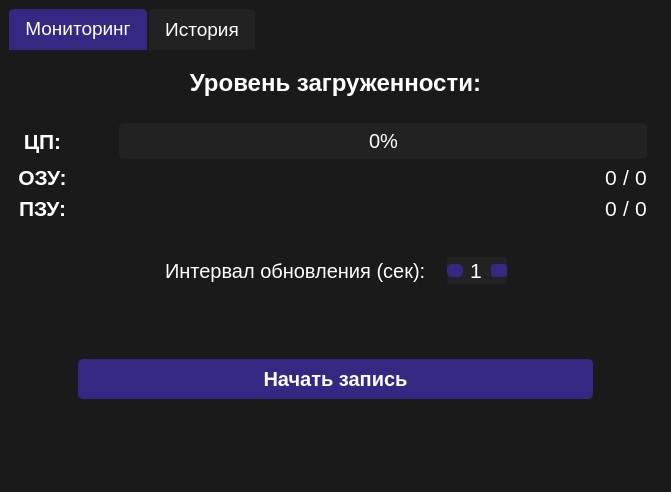
First picture: the form in src/UI/design.ui, repository Nu-nik-kak-nik/Avtomotiv_test, before the edit.
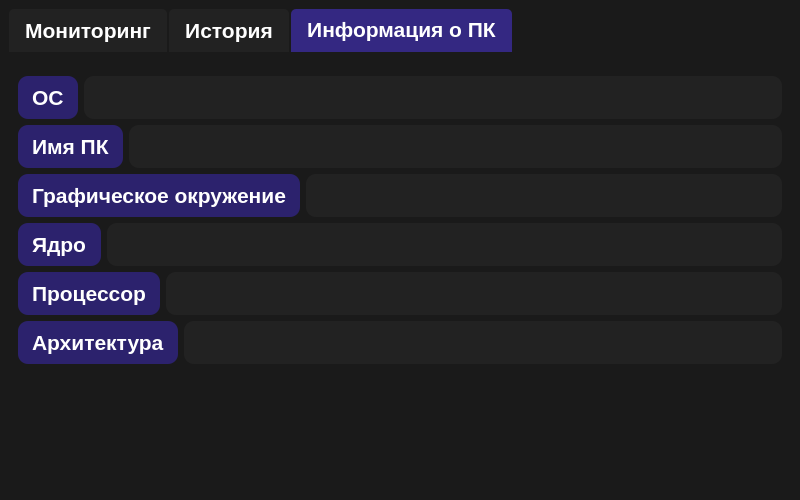
Second picture: the form after the edit. The open tabs and pages were chosen to show the change.

```diff
--- a/src/UI/design.ui
+++ b/src/UI/design.ui
@@ -6,10 +6,16 @@
    <rect>
     <x>0</x>
     <y>0</y>
-    <width>671</width>
-    <height>492</height>
+    <width>800</width>
+    <height>500</height>
    </rect>
   </property>
+  <property name="minimumSize">
+   <size>
+    <width>600</width>
+    <height>390</height>
+   </size>
+  </property>
   <property name="maximumSize">
    <size>
     <width>16777215</width>
@@ -71,7 +77,6 @@
     border-radius: 5px;
     padding: 8px 16px;
     border: none;
-    font-weight: bold;
 }
 
 /* Стилизация кнопок при наведении */
@@ -237,7 +242,8 @@
       <property name="font">
        <font>
         <family>Arial</family>
-        <pointsize>14</pointsize>
+        <pointsize>16</pointsize>
+        <bold>true</bold>
        </font>
       </property>
       <property name="currentIndex">
@@ -248,6 +254,22 @@
         <string>Мониторинг</string>
        </attribute>
        <layout class="QGridLayout" name="gridLayout">
+        <item row="3" column="1">
+         <spacer name="horizontalSpacer_5">
+          <property name="orientation">
+           <enum>Qt::Orientation::Horizontal</enum>
+          </property>
+          <property name="sizeType">
+           <enum>QSizePolicy::Policy::Minimum</enum>
+          </property>
+          <property name="sizeHint" stdset="0">
+           <size>
+            <width>40</width>
+            <height>20</height>
+           </size>
+          </property>
+         </spacer>
+        </item>
         <item row="3" column="0">
          <widget class="QLabel" name="labe_CPU">
           <property name="font">
@@ -265,54 +287,11 @@
            <string>ЦП:</string>
           </property>
           <property name="alignment">
-           <set>Qt::AlignmentFlag::AlignCenter</set>
+           <set>Qt::AlignmentFlag::AlignLeading|Qt::AlignmentFlag::AlignLeft|Qt::AlignmentFlag::AlignVCenter</set>
           </property>
          </widget>
         </item>
-        <item row="4" column="2">
-         <spacer name="horizontalSpacer">
-          <property name="orientation">
-           <enum>Qt::Orientation::Horizontal</enum>
-          </property>
-          <property name="sizeType">
-           <enum>QSizePolicy::Policy::MinimumExpanding</enum>
-          </property>
-          <property name="sizeHint" stdset="0">
-           <size>
-            <width>40</width>
-            <height>20</height>
-           </size>
-          </property>
-         </spacer>
-        </item>
-        <item row="4" column="0">
-         <widget class="QLabel" name="label_RAM">
-          <property name="sizePolicy">
-           <sizepolicy hsizetype="Preferred" vsizetype="Preferred">
-            <horstretch>0</horstretch>
-            <verstretch>0</verstretch>
-           </sizepolicy>
-          </property>
-          <property name="font">
-           <font>
-            <family>Arial</family>
-            <pointsize>16</pointsize>
-            <italic>false</italic>
-            <bold>true</bold>
-           </font>
-          </property>
-          <property name="toolTip">
-           <string>ОЗУ сводно/всего</string>
-          </property>
-          <property name="text">
-           <string>ОЗУ:</string>
-          </property>
-          <property name="alignment">
-           <set>Qt::AlignmentFlag::AlignCenter</set>
-          </property>
-         </widget>
-        </item>
-        <item row="10" column="0" colspan="5">
+        <item row="13" column="0" colspan="5">
          <layout class="QHBoxLayout" name="horizontalLayout">
           <item>
            <spacer name="horizontalSpacer_3">
@@ -320,11 +299,11 @@
              <enum>Qt::Orientation::Horizontal</enum>
             </property>
             <property name="sizeType">
-             <enum>QSizePolicy::Policy::Minimum</enum>
+             <enum>QSizePolicy::Policy::Expanding</enum>
             </property>
             <property name="sizeHint" stdset="0">
              <size>
-              <width>60</width>
+              <width>40</width>
               <height>20</height>
              </size>
             </property>
@@ -333,23 +312,23 @@
           <item>
            <widget class="QPushButton" name="pushButton_play">
             <property name="sizePolicy">
-             <sizepolicy hsizetype="Minimum" vsizetype="Minimum">
+             <sizepolicy hsizetype="Expanding" vsizetype="Fixed">
               <horstretch>0</horstretch>
               <verstretch>0</verstretch>
              </sizepolicy>
             </property>
             <property name="minimumSize">
              <size>
-              <width>0</width>
-              <height>38</height>
+              <width>50</width>
+              <height>45</height>
              </size>
             </property>
             <property name="font">
              <font>
               <family>Arial</family>
-              <pointsize>15</pointsize>
+              <pointsize>16</pointsize>
               <italic>false</italic>
-              <bold>true</bold>
+              <bold>false</bold>
              </font>
             </property>
             <property name="text">
@@ -363,11 +342,11 @@
              <enum>Qt::Orientation::Horizontal</enum>
             </property>
             <property name="sizeType">
-             <enum>QSizePolicy::Policy::Minimum</enum>
+             <enum>QSizePolicy::Policy::Expanding</enum>
             </property>
             <property name="sizeHint" stdset="0">
              <size>
-              <width>60</width>
+              <width>40</width>
               <height>20</height>
              </size>
             </property>
@@ -375,8 +354,56 @@
           </item>
          </layout>
         </item>
-        <item row="0" column="0">
-         <spacer name="verticalSpacer_2">
+        <item row="4" column="0">
+         <widget class="QLabel" name="labe_GPU">
+          <property name="font">
+           <font>
+            <family>Arial</family>
+            <pointsize>16</pointsize>
+            <italic>false</italic>
+            <bold>true</bold>
+           </font>
+          </property>
+          <property name="toolTip">
+           <string>Нагрузка на ЦП в %</string>
+          </property>
+          <property name="text">
+           <string>Видеокарта:</string>
+          </property>
+          <property name="alignment">
+           <set>Qt::AlignmentFlag::AlignLeading|Qt::AlignmentFlag::AlignLeft|Qt::AlignmentFlag::AlignVCenter</set>
+          </property>
+         </widget>
+        </item>
+        <item row="6" column="0">
+         <widget class="QLabel" name="label_RAM">
+          <property name="sizePolicy">
+           <sizepolicy hsizetype="Preferred" vsizetype="Preferred">
+            <horstretch>0</horstretch>
+            <verstretch>0</verstretch>
+           </sizepolicy>
+          </property>
+          <property name="font">
+           <font>
+            <family>Arial</family>
+            <pointsize>16</pointsize>
+            <italic>false</italic>
+            <bold>true</bold>
+           </font>
+          </property>
+          <property name="toolTip">
+           <string>ОЗУ сводно/всего</string>
+          </property>
+          <property name="text">
+           <string>ОЗУ:</string>
+          </property>
+          <property name="alignment">
+           <set>Qt::AlignmentFlag::AlignLeading|Qt::AlignmentFlag::AlignLeft|Qt::AlignmentFlag::AlignVCenter</set>
+          </property>
+         </widget>
+        </item>
+        <item row="12" column="0">
+         <spacer name="verticalSpacer_7">
           <property name="orientation">
            <enum>Qt::Orientation::Vertical</enum>
           </property>
@@ -386,7 +413,155 @@
           <property name="sizeHint" stdset="0">
            <size>
             <width>20</width>
-            <height>10</height>
+            <height>40</height>
+           </size>
+          </property>
+         </spacer>
+        </item>
+        <item row="15" column="0" colspan="5">
+         <widget class="QLabel" name="label_time">
+          <property name="sizePolicy">
+           <sizepolicy hsizetype="Preferred" vsizetype="Expanding">
+            <horstretch>0</horstretch>
+            <verstretch>0</verstretch>
+           </sizepolicy>
+          </property>
+          <property name="font">
+           <font>
+            <family>Arial</family>
+            <pointsize>15</pointsize>
+            <italic>false</italic>
+           </font>
+          </property>
+          <property name="text">
+           <string/>
+          </property>
+          <property name="alignment">
+           <set>Qt::AlignmentFlag::AlignCenter</set>
+          </property>
+         </widget>
+        </item>
+        <item row="8" column="2">
+         <spacer name="horizontalSpacer_2">
+          <property name="orientation">
+           <enum>Qt::Orientation::Horizontal</enum>
+          </property>
+          <property name="sizeType">
+           <enum>QSizePolicy::Policy::MinimumExpanding</enum>
+          </property>
+          <property name="sizeHint" stdset="0">
+           <size>
+            <width>40</width>
+            <height>20</height>
+           </size>
+          </property>
+         </spacer>
+        </item>
+        <item row="8" column="3">
+         <layout class="QHBoxLayout" name="horizontalLayout_ROM">
+          <property name="spacing">
+           <number>0</number>
+          </property>
+          <property name="sizeConstraint">
+           <enum>QLayout::SizeConstraint::SetMaximumSize</enum>
+          </property>
+          <item>
+           <widget class="QLabel" name="label_ROM_free">
+            <property name="sizePolicy">
+             <sizepolicy hsizetype="Maximum" vsizetype="Maximum">
+              <horstretch>0</horstretch>
+              <verstretch>0</verstretch>
+             </sizepolicy>
+            </property>
+            <property name="font">
+             <font>
+              <family>Arial</family>
+              <pointsize>16</pointsize>
+              <italic>false</italic>
+              <bold>false</bold>
+             </font>
+            </property>
+            <property name="cursor">
+             <cursorShape>IBeamCursor</cursorShape>
+            </property>
+            <property name="toolTip">
+             <string>Свободно</string>
+            </property>
+            <property name="text">
+             <string>0</string>
+            </property>
+            <property name="alignment">
+             <set>Qt::AlignmentFlag::AlignCenter</set>
+            </property>
+           </widget>
+          </item>
+          <item>
+           <widget class="QLabel" name="label_2">
+            <property name="sizePolicy">
+             <sizepolicy hsizetype="Maximum" vsizetype="Preferred">
+              <horstretch>0</horstretch>
+              <verstretch>0</verstretch>
+             </sizepolicy>
+            </property>
+            <property name="font">
+             <font>
+              <family>Arial</family>
+              <pointsize>16</pointsize>
+              <italic>false</italic>
+             </font>
+            </property>
+            <property name="text">
+             <string> / </string>
+            </property>
+            <property name="alignment">
+             <set>Qt::AlignmentFlag::AlignCenter</set>
+            </property>
+           </widget>
+          </item>
+          <item>
+           <widget class="QLabel" name="label_ROM_all">
+            <property name="sizePolicy">
+             <sizepolicy hsizetype="Maximum" vsizetype="Maximum">
+              <horstretch>0</horstretch>
+              <verstretch>0</verstretch>
+             </sizepolicy>
+            </property>
+            <property name="font">
+             <font>
+              <family>Arial</family>
+              <pointsize>16</pointsize>
+              <italic>false</italic>
+              <bold>false</bold>
+             </font>
+            </property>
+            <property name="cursor">
+             <cursorShape>IBeamCursor</cursorShape>
+            </property>
+            <property name="toolTip">
+             <string>Всего</string>
+            </property>
+            <property name="text">
+             <string>0</string>
+            </property>
+            <property name="alignment">
+             <set>Qt::AlignmentFlag::AlignCenter</set>
+            </property>
+           </widget>
+          </item>
+         </layout>
+        </item>
+        <item row="7" column="0">
+         <spacer name="verticalSpacer_6">
+          <property name="orientation">
+           <enum>Qt::Orientation::Vertical</enum>
+          </property>
+          <property name="sizeType">
+           <enum>QSizePolicy::Policy::Maximum</enum>
+          </property>
+          <property name="sizeHint" stdset="0">
+           <size>
+            <width>20</width>
+            <height>5</height>
            </size>
           </property>
          </spacer>
@@ -420,23 +595,183 @@
           </property>
          </widget>
         </item>
-        <item row="3" column="1">
-         <spacer name="horizontalSpacer_5">
+        <item row="4" column="2" colspan="2">
+         <widget class="QProgressBar" name="progressBar_GPU">
+          <property name="sizePolicy">
+           <sizepolicy hsizetype="Expanding" vsizetype="Fixed">
+            <horstretch>0</horstretch>
+            <verstretch>0</verstretch>
+           </sizepolicy>
+          </property>
+          <property name="minimumSize">
+           <size>
+            <width>0</width>
+            <height>36</height>
+           </size>
+          </property>
+          <property name="font">
+           <font>
+            <family>Arial</family>
+            <pointsize>15</pointsize>
+            <italic>false</italic>
+           </font>
+          </property>
+          <property name="cursor">
+           <cursorShape>IBeamCursor</cursorShape>
+          </property>
+          <property name="value">
+           <number>0</number>
+          </property>
+         </widget>
+        </item>
+        <item row="1" column="0" colspan="5">
+         <layout class="QHBoxLayout" name="horizontalLayout_3">
+          <item>
+           <widget class="QLabel" name="label_load">
+            <property name="font">
+             <font>
+              <family>Arial</family>
+              <pointsize>18</pointsize>
+              <italic>false</italic>
+              <bold>true</bold>
+              <underline>false</underline>
+              <strikeout>false</strikeout>
+             </font>
+            </property>
+            <property name="text">
+             <string>Уровень загруженности:</string>
+            </property>
+            <property name="alignment">
+             <set>Qt::AlignmentFlag::AlignCenter</set>
+            </property>
+           </widget>
+          </item>
+         </layout>
+        </item>
+        <item row="8" column="0">
+         <widget class="QLabel" name="label_ROM">
+          <property name="sizePolicy">
+           <sizepolicy hsizetype="Preferred" vsizetype="Preferred">
+            <horstretch>0</horstretch>
+            <verstretch>0</verstretch>
+           </sizepolicy>
+          </property>
+          <property name="font">
+           <font>
+            <family>Arial</family>
+            <pointsize>16</pointsize>
+            <italic>false</italic>
+            <bold>true</bold>
+           </font>
+          </property>
+          <property name="toolTip">
+           <string>ПЗУ сводно/всего</string>
+          </property>
+          <property name="text">
+           <string>ПЗУ:</string>
+          </property>
+          <property name="alignment">
+           <set>Qt::AlignmentFlag::AlignLeading|Qt::AlignmentFlag::AlignLeft|Qt::AlignmentFlag::AlignVCenter</set>
+          </property>
+         </widget>
+        </item>
+        <item row="14" column="0">
+         <spacer name="verticalSpacer_10">
           <property name="orientation">
-           <enum>Qt::Orientation::Horizontal</enum>
+           <enum>Qt::Orientation::Vertical</enum>
           </property>
           <property name="sizeType">
            <enum>QSizePolicy::Policy::Maximum</enum>
           </property>
           <property name="sizeHint" stdset="0">
            <size>
+            <width>20</width>
+            <height>20</height>
+           </size>
+          </property>
+         </spacer>
+        </item>
+        <item row="5" column="0">
+         <spacer name="verticalSpacer_8">
+          <property name="orientation">
+           <enum>Qt::Orientation::Vertical</enum>
+          </property>
+          <property name="sizeType">
+           <enum>QSizePolicy::Policy::Minimum</enum>
+          </property>
+          <property name="sizeHint" stdset="0">
+           <size>
+            <width>20</width>
+            <height>10</height>
+           </size>
+          </property>
+         </spacer>
+        </item>
+        <item row="0" column="0">
+         <spacer name="verticalSpacer_2">
+          <property name="orientation">
+           <enum>Qt::Orientation::Vertical</enum>
+          </property>
+          <property name="sizeType">
+           <enum>QSizePolicy::Policy::Minimum</enum>
+          </property>
+          <property name="sizeHint" stdset="0">
+           <size>
+            <width>20</width>
+            <height>15</height>
+           </size>
+          </property>
+         </spacer>
+        </item>
+        <item row="6" column="2">
+         <spacer name="horizontalSpacer">
+          <property name="orientation">
+           <enum>Qt::Orientation::Horizontal</enum>
+          </property>
+          <property name="sizeType">
+           <enum>QSizePolicy::Policy::MinimumExpanding</enum>
+          </property>
+          <property name="sizeHint" stdset="0">
+           <size>
             <width>40</width>
             <height>20</height>
            </size>
           </property>
          </spacer>
         </item>
-        <item row="8" column="0" colspan="5">
+        <item row="4" column="1">
+         <spacer name="horizontalSpacer_8">
+          <property name="orientation">
+           <enum>Qt::Orientation::Horizontal</enum>
+          </property>
+          <property name="sizeType">
+           <enum>QSizePolicy::Policy::Minimum</enum>
+          </property>
+          <property name="sizeHint" stdset="0">
+           <size>
+            <width>40</width>
+            <height>20</height>
+           </size>
+          </property>
+         </spacer>
+        </item>
+        <item row="2" column="0">
+         <spacer name="verticalSpacer_3">
+          <property name="orientation">
+           <enum>Qt::Orientation::Vertical</enum>
+          </property>
+          <property name="sizeType">
+           <enum>QSizePolicy::Policy::Maximum</enum>
+          </property>
+          <property name="sizeHint" stdset="0">
+           <size>
+            <width>20</width>
+            <height>20</height>
+           </size>
+          </property>
+         </spacer>
+        </item>
+        <item row="11" column="0" colspan="5">
          <layout class="QHBoxLayout" name="horizontalLayout_4">
           <item>
            <spacer name="horizontalSpacer_6">
@@ -529,7 +864,7 @@
           </item>
          </layout>
         </item>
-        <item row="7" column="0">
+        <item row="10" column="0">
          <spacer name="verticalSpacer">
           <property name="orientation">
            <enum>Qt::Orientation::Vertical</enum>
@@ -540,132 +875,12 @@
           <property name="sizeHint" stdset="0">
            <size>
             <width>20</width>
-            <height>30</height>
+            <height>50</height>
            </size>
           </property>
          </spacer>
         </item>
-        <item row="5" column="0">
-         <widget class="QLabel" name="label_ROM">
-          <property name="sizePolicy">
-           <sizepolicy hsizetype="Preferred" vsizetype="Preferred">
-            <horstretch>0</horstretch>
-            <verstretch>0</verstretch>
-           </sizepolicy>
-          </property>
-          <property name="font">
-           <font>
-            <family>Arial</family>
-            <pointsize>16</pointsize>
-            <italic>false</italic>
-            <bold>true</bold>
-           </font>
-          </property>
-          <property name="toolTip">
-           <string>ПЗУ сводно/всего</string>
-          </property>
-          <property name="text">
-           <string>ПЗУ:</string>
-          </property>
-          <property name="alignment">
-           <set>Qt::AlignmentFlag::AlignCenter</set>
-          </property>
-         </widget>
-        </item>
-        <item row="5" column="3">
-         <layout class="QHBoxLayout" name="horizontalLayout_ROM">
-          <property name="spacing">
-           <number>0</number>
-          </property>
-          <property name="sizeConstraint">
-           <enum>QLayout::SizeConstraint::SetMaximumSize</enum>
-          </property>
-          <item>
-           <widget class="QLabel" name="label_ROM_free">
-            <property name="sizePolicy">
-             <sizepolicy hsizetype="Maximum" vsizetype="Maximum">
-              <horstretch>0</horstretch>
-              <verstretch>0</verstretch>
-             </sizepolicy>
-            </property>
-            <property name="font">
-             <font>
-              <family>Arial</family>
-              <pointsize>16</pointsize>
-              <italic>false</italic>
-              <bold>false</bold>
-             </font>
-            </property>
-            <property name="cursor">
-             <cursorShape>IBeamCursor</cursorShape>
-            </property>
-            <property name="toolTip">
-             <string>Свободно</string>
-            </property>
-            <property name="text">
-             <string>0</string>
-            </property>
-            <property name="alignment">
-             <set>Qt::AlignmentFlag::AlignCenter</set>
-            </property>
-           </widget>
-          </item>
-          <item>
-           <widget class="QLabel" name="label_2">
-            <property name="sizePolicy">
-             <sizepolicy hsizetype="Maximum" vsizetype="Preferred">
-              <horstretch>0</horstretch>
-              <verstretch>0</verstretch>
-             </sizepolicy>
-            </property>
-            <property name="font">
-             <font>
-              <family>Arial</family>
-              <pointsize>16</pointsize>
-              <italic>false</italic>
-             </font>
-            </property>
-            <property name="text">
-             <string> / </string>
-            </property>
-            <property name="alignment">
-             <set>Qt::AlignmentFlag::AlignCenter</set>
-            </property>
-           </widget>
-          </item>
-          <item>
-           <widget class="QLabel" name="label_ROM_all">
-            <property name="sizePolicy">
-             <sizepolicy hsizetype="Maximum" vsizetype="Maximum">
-              <horstretch>0</horstretch>
-              <verstretch>0</verstretch>
-             </sizepolicy>
-            </property>
-            <property name="font">
-             <font>
-              <family>Arial</family>
-              <pointsize>16</pointsize>
-              <italic>false</italic>
-              <bold>false</bold>
-             </font>
-            </property>
-            <property name="cursor">
-             <cursorShape>IBeamCursor</cursorShape>
-            </property>
-            <property name="toolTip">
-             <string>Всего</string>
-            </property>
-            <property name="text">
-             <string>0</string>
-            </property>
-            <property name="alignment">
-             <set>Qt::AlignmentFlag::AlignCenter</set>
-            </property>
-           </widget>
-          </item>
-         </layout>
-        </item>
-        <item row="4" column="3">
+        <item row="6" column="3">
          <layout class="QHBoxLayout" name="horizontalLayout_RAM">
           <property name="spacing">
            <number>0</number>
@@ -764,64 +979,8 @@
           </item>
          </layout>
         </item>
-        <item row="1" column="0" colspan="5">
-         <layout class="QHBoxLayout" name="horizontalLayout_3">
-          <item>
-           <widget class="QLabel" name="label_load">
-            <property name="font">
-             <font>
-              <family>Arial</family>
-              <pointsize>18</pointsize>
-              <italic>false</italic>
-              <bold>true</bold>
-              <underline>false</underline>
-              <strikeout>false</strikeout>
-             </font>
-            </property>
-            <property name="text">
-             <string>Уровень загруженности:</string>
-            </property>
-            <property name="alignment">
-             <set>Qt::AlignmentFlag::AlignCenter</set>
-            </property>
-           </widget>
-          </item>
-         </layout>
-        </item>
-        <item row="2" column="0">
-         <spacer name="verticalSpacer_3">
-          <property name="orientation">
-           <enum>Qt::Orientation::Vertical</enum>
-          </property>
-          <property name="sizeType">
-           <enum>QSizePolicy::Policy::Maximum</enum>
-          </property>
-          <property name="sizeHint" stdset="0">
-           <size>
-            <width>20</width>
-            <height>20</height>
-           </size>
-          </property>
-         </spacer>
-        </item>
-        <item row="5" column="2">
-         <spacer name="horizontalSpacer_2">
-          <property name="orientation">
-           <enum>Qt::Orientation::Horizontal</enum>
-          </property>
-          <property name="sizeType">
-           <enum>QSizePolicy::Policy::MinimumExpanding</enum>
-          </property>
-          <property name="sizeHint" stdset="0">
-           <size>
-            <width>40</width>
-            <height>20</height>
-           </size>
-          </property>
-         </spacer>
-        </item>
-        <item row="9" column="0">
-         <spacer name="verticalSpacer_7">
+        <item row="16" column="0">
+         <spacer name="verticalSpacer_11">
           <property name="orientation">
            <enum>Qt::Orientation::Vertical</enum>
           </property>
@@ -965,6 +1124,365 @@
         </item>
        </layout>
       </widget>
+      <widget class="QWidget" name="tab_2">
+       <property name="styleSheet">
+        <string notr="true">/* Общий фон лэйблов */
+QLabel {
+            background-color: #2C226D; 
+            color: white;            
+            border-radius: 10px;   
+            padding: 8px;         
+            font-weight: bold;   
+        }
+
+/* Общий фон текстового поля */
+QLineEdit {
+            background-color: #222222;
+            color: white;           
+            border-radius: 10px;  
+            padding: 8px;     
+            font-weight: bold;  
+        }</string>
+       </property>
+       <attribute name="title">
+        <string>Информация о ПК</string>
+       </attribute>
+       <layout class="QVBoxLayout" name="verticalLayout_3">
+        <item>
+         <spacer name="verticalSpacer_5">
+          <property name="orientation">
+           <enum>Qt::Orientation::Vertical</enum>
+          </property>
+          <property name="sizeType">
+           <enum>QSizePolicy::Policy::Minimum</enum>
+          </property>
+          <property name="sizeHint" stdset="0">
+           <size>
+            <width>40</width>
+            <height>15</height>
+           </size>
+          </property>
+         </spacer>
+        </item>
+        <item>
+         <layout class="QHBoxLayout" name="horizontalLayout_OS">
+          <item>
+           <widget class="QLabel" name="label_OS">
+            <property name="font">
+             <font>
+              <family>Arial</family>
+              <pointsize>16</pointsize>
+              <bold>true</bold>
+             </font>
+            </property>
+            <property name="layoutDirection">
+             <enum>Qt::LayoutDirection::LeftToRight</enum>
+            </property>
+            <property name="text">
+             <string>ОС</string>
+            </property>
+            <property name="alignment">
+             <set>Qt::AlignmentFlag::AlignLeading|Qt::AlignmentFlag::AlignLeft|Qt::AlignmentFlag::AlignVCenter</set>
+            </property>
+           </widget>
+          </item>
+          <item>
+           <widget class="QLineEdit" name="lineEdit_OS">
+            <property name="font">
+             <font>
+              <family>Arial</family>
+              <pointsize>16</pointsize>
+              <bold>true</bold>
+              <kerning>true</kerning>
+             </font>
+            </property>
+            <property name="text">
+             <string/>
+            </property>
+            <property name="echoMode">
+             <enum>QLineEdit::EchoMode::Normal</enum>
+            </property>
+            <property name="alignment">
+             <set>Qt::AlignmentFlag::AlignLeading|Qt::AlignmentFlag::AlignLeft|Qt::AlignmentFlag::AlignVCenter</set>
+            </property>
+            <property name="dragEnabled">
+             <bool>false</bool>
+            </property>
+            <property name="readOnly">
+             <bool>true</bool>
+            </property>
+           </widget>
+          </item>
+         </layout>
+        </item>
+        <item>
+         <layout class="QHBoxLayout" name="horizontalLayout_Hostname">
+          <item>
+           <widget class="QLabel" name="label_Hostname">
+            <property name="font">
+             <font>
+              <family>Arial</family>
+              <pointsize>16</pointsize>
+              <bold>true</bold>
+             </font>
+            </property>
+            <property name="layoutDirection">
+             <enum>Qt::LayoutDirection::LeftToRight</enum>
+            </property>
+            <property name="text">
+             <string>Имя ПК</string>
+            </property>
+            <property name="alignment">
+             <set>Qt::AlignmentFlag::AlignLeading|Qt::AlignmentFlag::AlignLeft|Qt::AlignmentFlag::AlignVCenter</set>
+            </property>
+           </widget>
+          </item>
+          <item>
+           <widget class="QLineEdit" name="lineEdit_Hostname">
+            <property name="font">
+             <font>
+              <family>Arial</family>
+              <pointsize>16</pointsize>
+              <bold>true</bold>
+             </font>
+            </property>
+            <property name="text">
+             <string/>
+            </property>
+            <property name="echoMode">
+             <enum>QLineEdit::EchoMode::Normal</enum>
+            </property>
+            <property name="alignment">
+             <set>Qt::AlignmentFlag::AlignLeading|Qt::AlignmentFlag::AlignLeft|Qt::AlignmentFlag::AlignVCenter</set>
+            </property>
+            <property name="dragEnabled">
+             <bool>false</bool>
+            </property>
+            <property name="readOnly">
+             <bool>true</bool>
+            </property>
+           </widget>
+          </item>
+         </layout>
+        </item>
+        <item>
+         <layout class="QHBoxLayout" name="horizontalLayout_DE">
+          <item>
+           <widget class="QLabel" name="label_DE">
+            <property name="font">
+             <font>
+              <family>Arial</family>
+              <pointsize>16</pointsize>
+              <bold>true</bold>
+             </font>
+            </property>
+            <property name="layoutDirection">
+             <enum>Qt::LayoutDirection::LeftToRight</enum>
+            </property>
+            <property name="text">
+             <string>Графическое окружение</string>
+            </property>
+            <property name="alignment">
+             <set>Qt::AlignmentFlag::AlignLeading|Qt::AlignmentFlag::AlignLeft|Qt::AlignmentFlag::AlignVCenter</set>
+            </property>
+           </widget>
+          </item>
+          <item>
+           <widget class="QLineEdit" name="lineEdit_DE">
+            <property name="font">
+             <font>
+              <family>Arial</family>
+              <pointsize>16</pointsize>
+              <bold>true</bold>
+             </font>
+            </property>
+            <property name="text">
+             <string/>
+            </property>
+            <property name="echoMode">
+             <enum>QLineEdit::EchoMode::Normal</enum>
+            </property>
+            <property name="alignment">
+             <set>Qt::AlignmentFlag::AlignLeading|Qt::AlignmentFlag::AlignLeft|Qt::AlignmentFlag::AlignVCenter</set>
+            </property>
+            <property name="dragEnabled">
+             <bool>false</bool>
+            </property>
+            <property name="readOnly">
+             <bool>true</bool>
+            </property>
+           </widget>
+          </item>
+         </layout>
+        </item>
+        <item>
+         <layout class="QHBoxLayout" name="horizontalLayout_Kernel">
+          <item>
+           <widget class="QLabel" name="label_Kernel">
+            <property name="font">
+             <font>
+              <family>Arial</family>
+              <pointsize>16</pointsize>
+              <bold>true</bold>
+             </font>
+            </property>
+            <property name="layoutDirection">
+             <enum>Qt::LayoutDirection::LeftToRight</enum>
+            </property>
+            <property name="text">
+             <string>Ядро</string>
+            </property>
+            <property name="alignment">
+             <set>Qt::AlignmentFlag::AlignLeading|Qt::AlignmentFlag::AlignLeft|Qt::AlignmentFlag::AlignVCenter</set>
+            </property>
+           </widget>
+          </item>
+          <item>
+           <widget class="QLineEdit" name="lineEdit_Kernel">
+            <property name="font">
+             <font>
+              <family>Arial</family>
+              <pointsize>16</pointsize>
+              <bold>true</bold>
+             </font>
+            </property>
+            <property name="text">
+             <string/>
+            </property>
+            <property name="echoMode">
+             <enum>QLineEdit::EchoMode::Normal</enum>
+            </property>
+            <property name="alignment">
+             <set>Qt::AlignmentFlag::AlignLeading|Qt::AlignmentFlag::AlignLeft|Qt::AlignmentFlag::AlignVCenter</set>
+            </property>
+            <property name="dragEnabled">
+             <bool>false</bool>
+            </property>
+            <property name="readOnly">
+             <bool>true</bool>
+            </property>
+           </widget>
+          </item>
+         </layout>
+        </item>
+        <item>
+         <layout class="QHBoxLayout" name="horizontalLayout_CPU">
+          <item>
+           <widget class="QLabel" name="label_CPU">
+            <property name="font">
+             <font>
+              <family>Arial</family>
+              <pointsize>16</pointsize>
+              <bold>true</bold>
+             </font>
+            </property>
+            <property name="layoutDirection">
+             <enum>Qt::LayoutDirection::LeftToRight</enum>
+            </property>
+            <property name="text">
+             <string>Процессор</string>
+            </property>
+            <property name="alignment">
+             <set>Qt::AlignmentFlag::AlignLeading|Qt::AlignmentFlag::AlignLeft|Qt::AlignmentFlag::AlignVCenter</set>
+            </property>
+           </widget>
+          </item>
+          <item>
+           <widget class="QLineEdit" name="lineEdit_CPU">
+            <property name="font">
+             <font>
+              <family>Arial</family>
+              <pointsize>16</pointsize>
+              <bold>true</bold>
+             </font>
+            </property>
+            <property name="text">
+             <string/>
+            </property>
+            <property name="echoMode">
+             <enum>QLineEdit::EchoMode::Normal</enum>
+            </property>
+            <property name="alignment">
+             <set>Qt::AlignmentFlag::AlignLeading|Qt::AlignmentFlag::AlignLeft|Qt::AlignmentFlag::AlignVCenter</set>
+            </property>
+            <property name="dragEnabled">
+             <bool>false</bool>
+            </property>
+            <property name="readOnly">
+             <bool>true</bool>
+            </property>
+           </widget>
+          </item>
+         </layout>
+        </item>
+        <item>
+         <layout class="QHBoxLayout" name="horizontalLayout_Architecture">
+          <item>
+           <widget class="QLabel" name="label_Architecture">
+            <property name="font">
+             <font>
+              <family>Arial</family>
+              <pointsize>16</pointsize>
+              <bold>true</bold>
+             </font>
+            </property>
+            <property name="layoutDirection">
+             <enum>Qt::LayoutDirection::LeftToRight</enum>
+            </property>
+            <property name="text">
+             <string>Архитектура</string>
+            </property>
+            <property name="alignment">
+             <set>Qt::AlignmentFlag::AlignLeading|Qt::AlignmentFlag::AlignLeft|Qt::AlignmentFlag::AlignVCenter</set>
+            </property>
+           </widget>
+          </item>
+          <item>
+           <widget class="QLineEdit" name="lineEdit_Architecture">
+            <property name="font">
+             <font>
+              <family>Arial</family>
+              <pointsize>16</pointsize>
+              <bold>true</bold>
+             </font>
+            </property>
+            <property name="text">
+             <string/>
+            </property>
+            <property name="echoMode">
+             <enum>QLineEdit::EchoMode::Normal</enum>
+            </property>
+            <property name="alignment">
+             <set>Qt::AlignmentFlag::AlignLeading|Qt::AlignmentFlag::AlignLeft|Qt::AlignmentFlag::AlignVCenter</set>
+            </property>
+            <property name="dragEnabled">
+             <bool>false</bool>
+            </property>
+            <property name="readOnly">
+             <bool>true</bool>
+            </property>
+           </widget>
+          </item>
+         </layout>
+        </item>
+        <item>
+         <spacer name="verticalSpacer_4">
+          <property name="orientation">
+           <enum>Qt::Orientation::Vertical</enum>
+          </property>
+          <property name="sizeType">
+           <enum>QSizePolicy::Policy::Expanding</enum>
+          </property>
+          <property name="sizeHint" stdset="0">
+           <size>
+            <width>40</width>
+            <height>40</height>
+           </size>
+          </property>
+         </spacer>
+        </item>
+       </layout>
+      </widget>
      </widget>
     </item>
    </layout>
```
Left out of the diff: 48 changed lines with no effect on the pictures.
